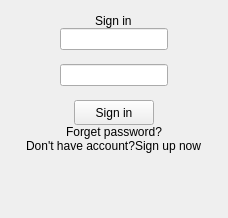
First picture: the form in ui/SignInScreen.ui, repository demlabs-cellframe/dap-ui-sdk, before the edit.
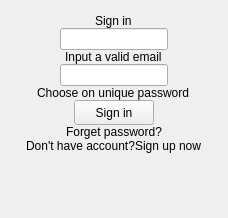
Second picture: the form after the edit.

```diff
--- a/ui/SignInScreen.ui
+++ b/ui/SignInScreen.ui
@@ -64,6 +64,9 @@
        <verstretch>0</verstretch>
       </sizepolicy>
      </property>
+     <property name="text">
+      <string>Input a valid email</string>
+     </property>
     </widget>
    </item>
    <item alignment="Qt::AlignHCenter">
@@ -81,6 +84,9 @@
        <verstretch>0</verstretch>
       </sizepolicy>
      </property>
+     <property name="text">
+      <string>Choose on unique password</string>
+     </property>
     </widget>
    </item>
    <item alignment="Qt::AlignHCenter">
```
